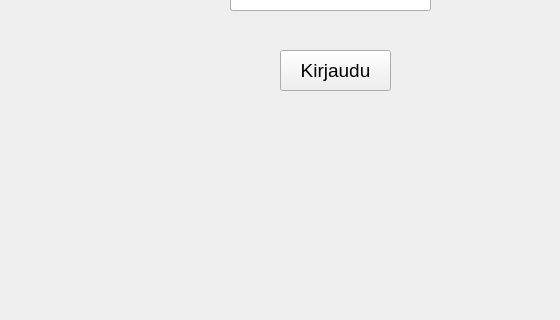
This is Automaatti/mainwindow.ui in tvt20kmo-ohjelmistokehitysprojekti/Group2 as Qt 5 draws it before an edit; both pictures show x 0 to 560 and y 247 to 567 of the 685 by 688 pixel window. The edited form follows.
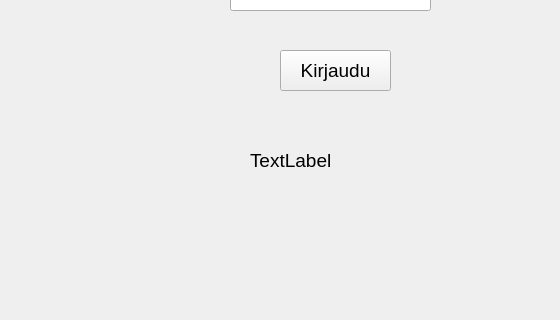
This is the edited form.

```diff
--- a/Automaatti/mainwindow.ui
+++ b/Automaatti/mainwindow.ui
@@ -91,6 +91,19 @@
      </rect>
     </property>
    </widget>
+   <widget class="QLabel" name="label_test">
+    <property name="geometry">
+     <rect>
+      <x>250</x>
+      <y>370</y>
+      <width>141</width>
+      <height>41</height>
+     </rect>
+    </property>
+    <property name="text">
+     <string>TextLabel</string>
+    </property>
+   </widget>
   </widget>
   <widget class="QMenuBar" name="menuBar">
    <property name="geometry">
```
